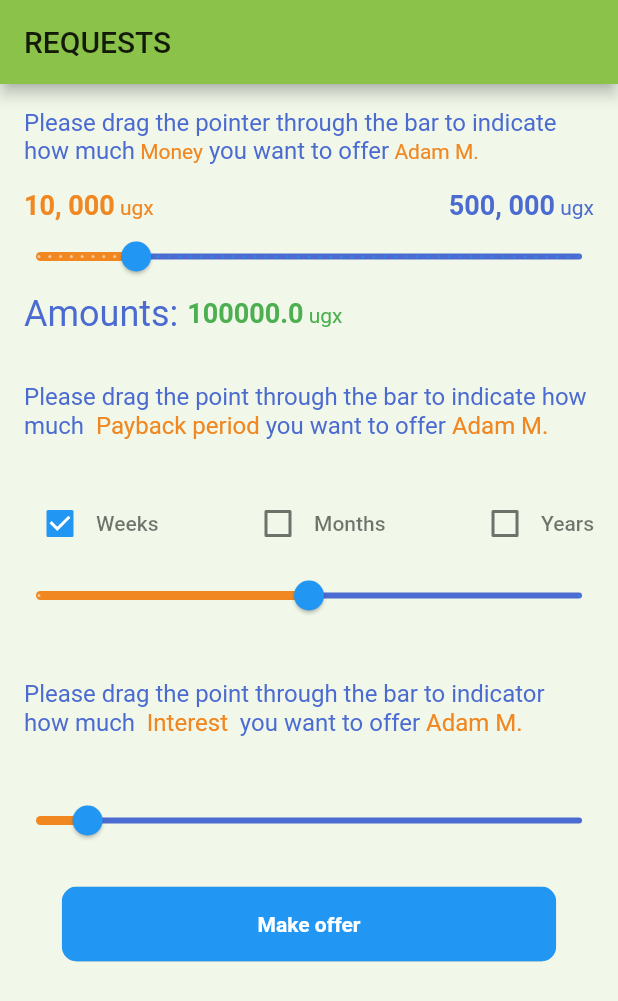
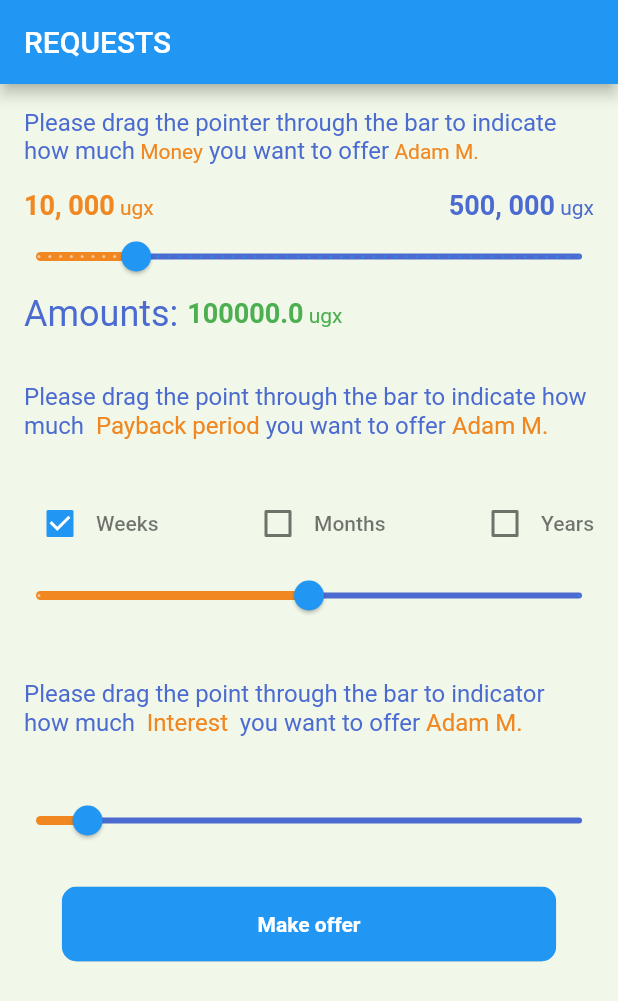
Before and after one commit to simonpojok/ideal, a Flutter app: the screen it shows after launch, on a phone screen of 412 x 824 dp. Shown: the top 1001 px of the screen. Run offline on Flutter 3.47's test engine with Material 2 defaults, Android fonts, the light colour scheme and no system bars; our stand-ins replace firebase_auth, firebase_core; accounts and stored records are empty.

```diff
--- a/lib/main.dart
+++ b/lib/main.dart
@@ -2,11 +2,9 @@ import 'package:firebase_core/firebase_core.dart';
 import 'package:flutter/material.dart';
 import 'package:ideal/src/blocs/AuthenticationBloc.dart';
 import 'package:ideal/src/blocs/AuthenticationBlocProvider.dart';
-import 'package:ideal/src/pages/home/HomePage.dart';
 import 'package:ideal/src/pages/lender/LenderPage.dart';
-import 'package:ideal/src/pages/login/LoginPage.dart';
+import 'package:ideal/src/services/AuthenticationApi.dart';
 import 'package:ideal/src/services/AuthenticationService.dart';
-import 'package:ideal/src/services/AuthenticationApi.dart';
 
 void main() async {
   WidgetsFlutterBinding.ensureInitialized();
@@ -47,9 +45,10 @@ class MyApp extends StatelessWidget {
       debugShowCheckedModeBanner: false,
       title: "ideal",
       theme: ThemeData(
-          primaryColor: Colors.lightGreen,
-          canvasColor: Colors.lightGreen.shade50,
-          bottomAppBarColor: Colors.lightGreen),
+        primaryColor: Colors.blue,
+        canvasColor: Colors.lightGreen.shade50,
+        bottomAppBarColor: Colors.lightBlueAccent.withOpacity(0.5),
+      ),
       home: homePage,
     );
   }
```
